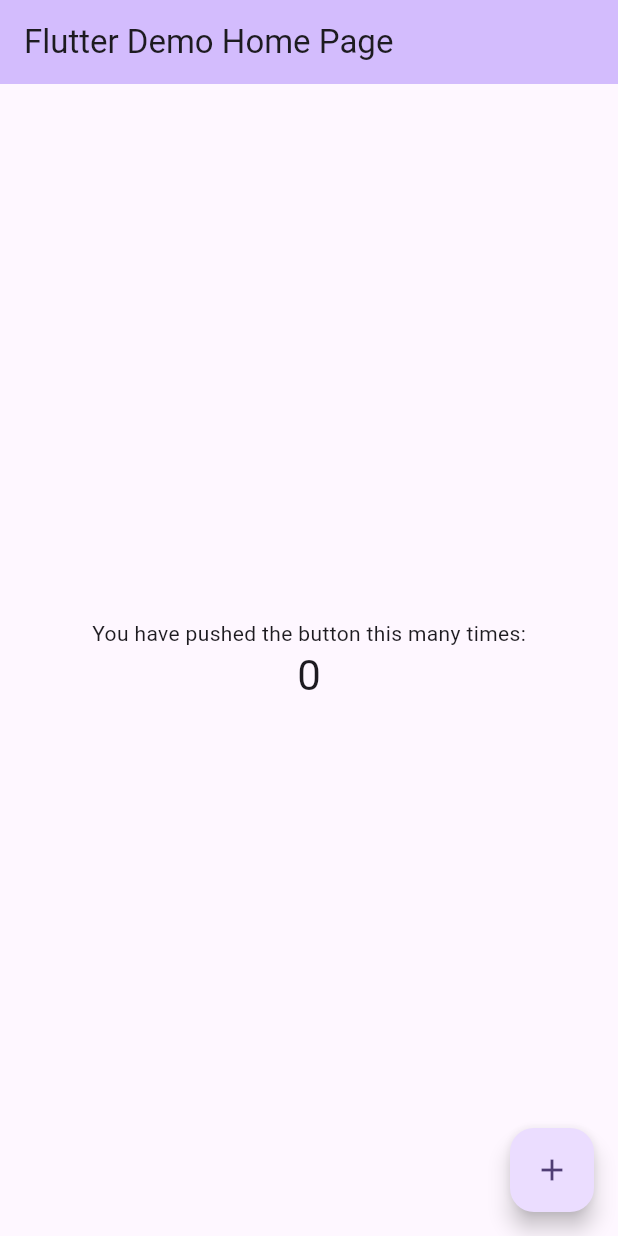
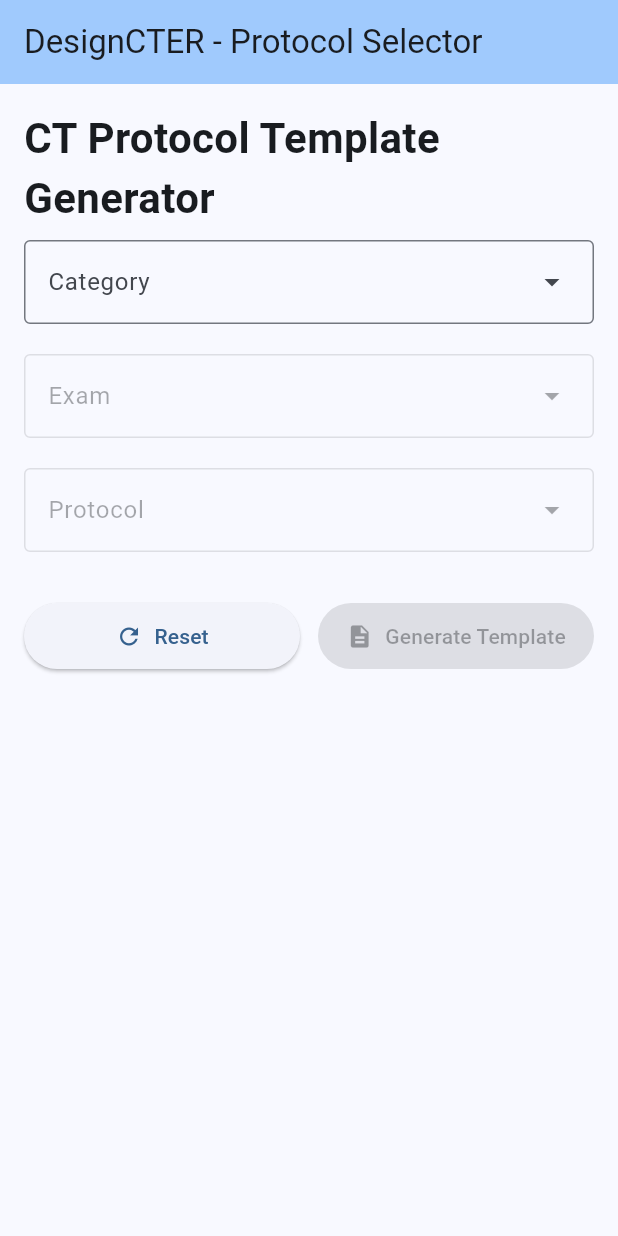
Before and after one commit to Lightbridge-KS/designCTER, a Flutter app: the screen it shows after launch, on a phone screen of 412 x 824 dp. Run offline on Flutter 3.47's test engine with Material 3 defaults, Android fonts, the light colour scheme and no system bars; missing offline and left inert: mustachex.

Commit message:
Add three-level dropdown component

```diff
--- a/lib/main.dart
+++ b/lib/main.dart
@@ -1,4 +1,6 @@
 import 'package:flutter/material.dart';
+import 'designcter/protocol.dart';
+import 'widgets/dropdowns_three.dart';
 
 void main() {
   runApp(const MyApp());
@@ -7,116 +9,282 @@ void main() {
 class MyApp extends StatelessWidget {
   const MyApp({super.key});
 
-  // This widget is the root of your application.
   @override
   Widget build(BuildContext context) {
     return MaterialApp(
-      title: 'Flutter Demo',
+      title: 'DesignCTER',
       theme: ThemeData(
-        // This is the theme of your application.
-        //
-        // TRY THIS: Try running your application with "flutter run". You'll see
-        // the application has a purple toolbar. Then, without quitting the app,
-        // try changing the seedColor in the colorScheme below to Colors.green
-        // and then invoke "hot reload" (save your changes or press the "hot
-        // reload" button in a Flutter-supported IDE, or press "r" if you used
-        // the command line to start the app).
-        //
-        // Notice that the counter didn't reset back to zero; the application
-        // state is not lost during the reload. To reset the state, use hot
-        // restart instead.
-        //
-        // This works for code too, not just values: Most code changes can be
-        // tested with just a hot reload.
-        colorScheme: ColorScheme.fromSeed(seedColor: Colors.deepPurple),
+        colorScheme: ColorScheme.fromSeed(seedColor: Colors.blue),
+        useMaterial3: true,
       ),
-      home: const MyHomePage(title: 'Flutter Demo Home Page'),
+      home: const ProtocolSelectorPage(),
     );
   }
 }
 
-class MyHomePage extends StatefulWidget {
-  const MyHomePage({super.key, required this.title});
-
-  // This widget is the home page of your application. It is stateful, meaning
-  // that it has a State object (defined below) that contains fields that affect
-  // how it looks.
-
-  // This class is the configuration for the state. It holds the values (in this
-  // case the title) provided by the parent (in this case the App widget) and
-  // used by the build method of the State. Fields in a Widget subclass are
-  // always marked "final".
-
-  final String title;
+class ProtocolSelectorPage extends StatefulWidget {
+  const ProtocolSelectorPage({super.key});
 
   @override
-  State<MyHomePage> createState() => _MyHomePageState();
+  State<ProtocolSelectorPage> createState() => _ProtocolSelectorPageState();
 }
 
-class _MyHomePageState extends State<MyHomePage> {
-  int _counter = 0;
+class _ProtocolSelectorPageState extends State<ProtocolSelectorPage> {
+  // State to hold the dropdown selections
+  Map<String, String?> _protocolSelection = {
+    'level1': null, // Category
+    'level2': null, // Exam
+    'level3': null, // Protocol
+  };
 
-  void _incrementCounter() {
-    setState(() {
-      // This call to setState tells the Flutter framework that something has
-      // changed in this State, which causes it to rerun the build method below
-      // so that the display can reflect the updated values. If we changed
-      // _counter without calling setState(), then the build method would not be
-      // called again, and so nothing would appear to happen.
-      _counter++;
-    });
+  // Helper method to get display name from ID
+  String _getDisplayName(String? id) {
+    if (id == null) return 'Not selected';
+    return ProtocolData.idDispMap[id] ?? id;
+  }
+
+  // Check if all selections are complete
+  bool get _isSelectionComplete {
+    return _protocolSelection['level1'] != null &&
+           _protocolSelection['level2'] != null &&
+           _protocolSelection['level3'] != null;
   }
 
   @override
   Widget build(BuildContext context) {
-    // This method is rerun every time setState is called, for instance as done
-    // by the _incrementCounter method above.
-    //
-    // The Flutter framework has been optimized to make rerunning build methods
-    // fast, so that you can just rebuild anything that needs updating rather
-    // than having to individually change instances of widgets.
     return Scaffold(
       appBar: AppBar(
-        // TRY THIS: Try changing the color here to a specific color (to
-        // Colors.amber, perhaps?) and trigger a hot reload to see the AppBar
-        // change color while the other colors stay the same.
+        title: const Text('DesignCTER - Protocol Selector'),
         backgroundColor: Theme.of(context).colorScheme.inversePrimary,
-        // Here we take the value from the MyHomePage object that was created by
-        // the App.build method, and use it to set our appbar title.
-        title: Text(widget.title),
       ),
-      body: Center(
-        // Center is a layout widget. It takes a single child and positions it
-        // in the middle of the parent.
+      body: SingleChildScrollView(
+        padding: const EdgeInsets.all(16.0),
         child: Column(
-          // Column is also a layout widget. It takes a list of children and
-          // arranges them vertically. By default, it sizes itself to fit its
-          // children horizontally, and tries to be as tall as its parent.
-          //
-          // Column has various properties to control how it sizes itself and
-          // how it positions its children. Here we use mainAxisAlignment to
-          // center the children vertically; the main axis here is the vertical
-          // axis because Columns are vertical (the cross axis would be
-          // horizontal).
-          //
-          // TRY THIS: Invoke "debug painting" (choose the "Toggle Debug Paint"
-          // action in the IDE, or press "p" in the console), to see the
-          // wireframe for each widget.
-          mainAxisAlignment: MainAxisAlignment.center,
-          children: <Widget>[
-            const Text('You have pushed the button this many times:'),
+          crossAxisAlignment: CrossAxisAlignment.start,
+          children: [
+            // Header
+            const Text(
+              'CT Protocol Template Generator',
+              style: TextStyle(
+                fontSize: 28,
+                fontWeight: FontWeight.bold,
+              ),
+            ),
+            const SizedBox(height: 8),
+
+            // The three-level dropdowns component
+            ThreeLevelDropdowns(
+              choiceIdMap: ProtocolData.choiceIdMap,
+              idDispMap: ProtocolData.idDispMap,
+              onSelectionChanged: (selectionMap) {
+                setState(() {
+                  _protocolSelection = selectionMap;
+                });
+                // Print selections to console for debugging
+                print('=== Protocol Selection Debug ===');
+                print('Category ID: ${selectionMap['level1']}');
+                print('Exam ID: ${selectionMap['level2']}');
+                print('Protocol ID: ${selectionMap['level3']}');
+                print('Category Name: ${_getDisplayName(selectionMap['level1'])}');
+                print('Exam Name: ${_getDisplayName(selectionMap['level2'])}');
+                print('Protocol Name: ${_getDisplayName(selectionMap['level3'])}');
+                print('Selection Complete: $_isSelectionComplete');
+                print('================================');
+              },
+            ),
+
+            const SizedBox(height: 32),
+
+            // Selection display section
+            if (_protocolSelection['level1'] != null) ...[
+              _buildSelectionDisplay(),
+              const SizedBox(height: 24),
+            ],
+
+            // Action buttons
+            _buildActionButtons(),
+          ],
+        ),
+      ),
+    );
+  }
+
+  /// Builds the selection display card
+  Widget _buildSelectionDisplay() {
+    return Card(
+      elevation: 2,
+      child: Padding(
+        padding: const EdgeInsets.all(16),
+        child: Column(
+          crossAxisAlignment: CrossAxisAlignment.start,
+          children: [
+            Row(
+              children: [
+                Icon(
+                  _isSelectionComplete ? Icons.check_circle : Icons.radio_button_unchecked,
+                  color: _isSelectionComplete ? Colors.green : Colors.orange,
+                ),
+                const SizedBox(width: 8),
+                Text(
+                  _isSelectionComplete ? 'Selection Complete' : 'Selection in Progress',
+                  style: TextStyle(
+                    fontSize: 18,
+                    fontWeight: FontWeight.w600,
+                    color: _isSelectionComplete ? Colors.green : Colors.orange,
+                  ),
+                ),
+              ],
+            ),
+            const SizedBox(height: 16),
+            _buildSelectionRow('Category', _protocolSelection['level1']),
+            _buildSelectionRow('Exam', _protocolSelection['level2']),
+            _buildSelectionRow('Protocol', _protocolSelection['level3']),
+
+            if (_isSelectionComplete) ...[
+              const SizedBox(height: 16),
+              Container(
+                width: double.infinity,
+                padding: const EdgeInsets.all(12),
+                decoration: BoxDecoration(
+                  color: Colors.green.shade50,
+                  borderRadius: BorderRadius.circular(8),
+                  border: Border.all(color: Colors.green.shade200),
+                ),
+                child: Column(
+                  crossAxisAlignment: CrossAxisAlignment.start,
+                  children: [
+                    const Text(
+                      'Selected Protocol:',
+                      style: TextStyle(
+                        fontWeight: FontWeight.w600,
+                        fontSize: 14,
+                      ),
+                    ),
+                    const SizedBox(height: 4),
+                    Text(
+                      '${_getDisplayName(_protocolSelection['level3'])} (${_getDisplayName(_protocolSelection['level2'])}, ${_getDisplayName(_protocolSelection['level1'])})',
+                      style: const TextStyle(
+                        fontSize: 16,
+                        fontWeight: FontWeight.w500,
+                      ),
+                    ),
+                  ],
+                ),
+              ),
+            ],
+          ],
+        ),
+      ),
+    );
+  }
+
+  /// Helper to build individual selection rows
+  Widget _buildSelectionRow(String label, String? valueId) {
+    return Padding(
+      padding: const EdgeInsets.symmetric(vertical: 4),
+      child: Row(
+        children: [
+          SizedBox(
+            width: 100,
+            child: Text(
+              '$label:',
+              style: const TextStyle(
+                fontWeight: FontWeight.w500,
+                fontSize: 16,
+              ),
+            ),
+          ),
+          Expanded(
+            child: Text(
+              _getDisplayName(valueId),
+              style: TextStyle(
+                fontSize: 16,
+                color: valueId != null ? Colors.black : Colors.grey,
+                fontStyle: valueId != null ? FontStyle.normal : FontStyle.italic,
+              ),
+            ),
+          ),
+        ],
+      ),
+    );
+  }
+
+  /// Builds action buttons section
+  Widget _buildActionButtons() {
+    return Row(
+      children: [
+        Expanded(
+          child: ElevatedButton.icon(
+            onPressed: () {
+              setState(() {
+                _protocolSelection = {
+                  'level1': null,
+                  'level2': null,
+                  'level3': null,
+                };
+              });
+              print('=== Protocol Selection Reset ===');
+            },
+            icon: const Icon(Icons.refresh),
+            label: const Text('Reset'),
+            style: ElevatedButton.styleFrom(
+              padding: const EdgeInsets.symmetric(vertical: 12),
+            ),
+          ),
+        ),
+        const SizedBox(width: 12),
+        Expanded(
+          child: ElevatedButton.icon(
+            onPressed: _isSelectionComplete ? () => _generateProtocol() : null,
+            icon: const Icon(Icons.description),
+            label: const Text('Generate Template'),
+            style: ElevatedButton.styleFrom(
+              padding: const EdgeInsets.symmetric(vertical: 12),
+            ),
+          ),
+        ),
+      ],
+    );
+  }
+
+  /// Handle protocol generation
+  void _generateProtocol() {
+    showDialog(
+      context: context,
+      builder: (context) => AlertDialog(
+        title: const Text('Protocol Template Generated'),
+        content: Column(
+          mainAxisSize: MainAxisSize.min,
+          crossAxisAlignment: CrossAxisAlignment.start,
+          children: [
+            const Text('Selected protocol:'),
+            const SizedBox(height: 8),
             Text(
-              '$_counter',
-              style: Theme.of(context).textTheme.headlineMedium,
+              'Category: ${_getDisplayName(_protocolSelection['level1'])}',
+              style: const TextStyle(fontWeight: FontWeight.w500),
+            ),
+            Text(
+              'Exam: ${_getDisplayName(_protocolSelection['level2'])}',
+              style: const TextStyle(fontWeight: FontWeight.w500),
+            ),
+            Text(
+              'Protocol: ${_getDisplayName(_protocolSelection['level3'])}',
+              style: const TextStyle(fontWeight: FontWeight.w500),
+            ),
+            const SizedBox(height: 12),
+            const Text(
+              'Template generation will be implemented in the next steps.',
+              style: TextStyle(fontStyle: FontStyle.italic),
             ),
           ],
         ),
+        actions: [
+          TextButton(
+            onPressed: () => Navigator.of(context).pop(),
+            child: const Text('OK'),
+          ),
+        ],
       ),
-      floatingActionButton: FloatingActionButton(
-        onPressed: _incrementCounter,
-        tooltip: 'Increment',
-        child: const Icon(Icons.add),
-      ), // This trailing comma makes auto-formatting nicer for build methods.
     );
   }
 }
--- /dev/null
+++ b/lib/widgets/dropdowns_three.dart
@@ -0,0 +1,205 @@
+import 'package:flutter/material.dart';
+
+// ===== SIMPLIFIED REUSABLE COMPONENT =====
+/// A clean, focused three-level dependent dropdown component.
+///
+/// This component ONLY handles dropdown logic and UI.
+/// It returns selections as a Map and lets parent widgets handle display logic.
+///
+/// Key benefits:
+/// - Single responsibility: only dropdown functionality
+/// - Highly reusable: no unwanted UI elements
+/// - Easy integration: fits into any form or dialog
+/// - Clean API: simple Map-based return value
+/// - Flexible UI: labels and hints are optional for simplified interfaces
+class ThreeLevelDropdowns extends StatefulWidget {
+  /// Hierarchical choice structure using internal IDs
+  final Map<String, Map<String, List<String>>> choiceIdMap;
+
+  /// Mapping from internal IDs to user-visible display names
+  final Map<String, String> idDispMap;
+
+  /// Labels for each dropdown level (optional)
+  final String? level1Label;
+  final String? level2Label;
+  final String? level3Label;
+
+  /// Hint texts for each dropdown (optional)
+  final String? level1Hint;
+  final String? level2Hint;
+  final String? level3Hint;
+
+  /// Callback function that returns selection as Map
+  /// Format: {'level1': id, 'level2': id, 'level3': id}
+  final Function(Map<String, String?>) onSelectionChanged;
+
+  const ThreeLevelDropdowns({
+    super.key,
+    required this.choiceIdMap,
+    required this.idDispMap,
+    this.level1Label,
+    this.level2Label,
+    this.level3Label,
+    this.level1Hint,
+    this.level2Hint,
+    this.level3Hint,
+    required this.onSelectionChanged,
+  });
+
+  @override
+  State<ThreeLevelDropdowns> createState() => _ThreeLevelDropdownsState();
+}
+
+class _ThreeLevelDropdownsState extends State<ThreeLevelDropdowns> {
+  // Internal state tracking selected IDs
+  String? _selectedLevel1Id;
+  String? _selectedLevel2Id;
+  String? _selectedLevel3Id;
+
+  // Computed properties for available options
+  List<String> get _availableLevel2Ids {
+    if (_selectedLevel1Id == null) return [];
+    return widget.choiceIdMap[_selectedLevel1Id!]?.keys.toList() ?? [];
+  }
+
+  List<String> get _availableLevel3Ids {
+    if (_selectedLevel1Id == null || _selectedLevel2Id == null) return [];
+    return widget.choiceIdMap[_selectedLevel1Id!]?[_selectedLevel2Id!] ?? [];
+  }
+
+  // Event handlers with cascading reset logic
+  void _onLevel1Changed(String? newLevel1Id) {
+    setState(() {
+      _selectedLevel1Id = newLevel1Id;
+      _selectedLevel2Id = null;  // Reset dependent selections
+      _selectedLevel3Id = null;
+    });
+    _notifySelectionChanged();
+  }
+
+  void _onLevel2Changed(String? newLevel2Id) {
+    setState(() {
+      _selectedLevel2Id = newLevel2Id;
+      _selectedLevel3Id = null;  // Reset dependent selection
+    });
+    _notifySelectionChanged();
+  }
+
+  void _onLevel3Changed(String? newLevel3Id) {
+    setState(() {
+      _selectedLevel3Id = newLevel3Id;
+    });
+    _notifySelectionChanged();
+  }
+
+  /// Notifies parent widget with current selection as Map
+  void _notifySelectionChanged() {
+    widget.onSelectionChanged({
+      'level1': _selectedLevel1Id,
+      'level2': _selectedLevel2Id,
+      'level3': _selectedLevel3Id,
+    });
+  }
+
+  /// Helper method to get display name from ID
+  String _getDisplayName(String id) {
+    return widget.idDispMap[id] ?? id;
+  }
+
+  /// Builds dropdown menu entries from a list of IDs
+  List<DropdownMenuEntry<String>> _buildMenuEntries(List<String> ids) {
+    return ids.map((String id) => DropdownMenuEntry<String>(
+      value: id,
+      label: _getDisplayName(id),
+    )).toList();
+  }
+
+  @override
+  Widget build(BuildContext context) {
+    return Column(
+      crossAxisAlignment: CrossAxisAlignment.start,
+      children: [
+        // Level 1 Dropdown
+        _buildDropdownSection(
+          title: widget.level1Label,
+          subtitle: widget.level1Label != null ? 'Choose your ${widget.level1Label!.toLowerCase()}' : null,
+          hintText: widget.level1Hint ?? 'Category',
+          value: _selectedLevel1Id,
+          items: widget.choiceIdMap.keys.toList(),
+          onChanged: _onLevel1Changed,
+          isEnabled: true,
+        ),
+
+        const SizedBox(height: 20),
+
+        // Level 2 Dropdown
+        _buildDropdownSection(
+          title: widget.level2Label,
+          subtitle: null,
+          hintText: widget.level2Hint ?? 'Exam',
+          value: _selectedLevel2Id,
+          items: _availableLevel2Ids,
+          onChanged: _onLevel2Changed,
+          isEnabled: _selectedLevel1Id != null,
+        ),
+
+        const SizedBox(height: 20),
+
+        // Level 3 Dropdown
+        _buildDropdownSection(
+          title: widget.level3Label,
+          subtitle: null,
+          hintText: widget.level3Hint ?? 'Protocol',
+          value: _selectedLevel3Id,
+          items: _availableLevel3Ids,
+          onChanged: _onLevel3Changed,
+          isEnabled: _selectedLevel2Id != null,
+        ),
+      ],
+    );
+  }
+
+  /// Builds a consistent dropdown section
+  Widget _buildDropdownSection({
+    required String? title,
+    required String? subtitle,
+    required String? hintText,
+    required String? value,
+    required List<String> items,
+    required ValueChanged<String?> onChanged,
+    required bool isEnabled,
+  }) {
+    return Column(
+      crossAxisAlignment: CrossAxisAlignment.start,
+      children: [
+        if (title != null) ...[
+          Text(
+            title,
+            style: const TextStyle(
+              fontSize: 18,
+              fontWeight: FontWeight.w600,
+            ),
+          ),
+          const SizedBox(height: 4),
+        ],
+        if (subtitle != null) ...[
+          Text(
+            subtitle,
+            style: TextStyle(
+              fontSize: 14,
+              color: isEnabled ? Colors.grey.shade600 : Colors.grey.shade400,
+            ),
+          ),
+          const SizedBox(height: 8),
+        ],
+        DropdownMenu<String>(
+          width: double.infinity,
+          hintText: hintText ?? 'Select an option',
+          onSelected: isEnabled ? onChanged : null,
+          enabled: isEnabled,
+          dropdownMenuEntries: _buildMenuEntries(items),
+        ),
+      ],
+    );
+  }
+}
```
